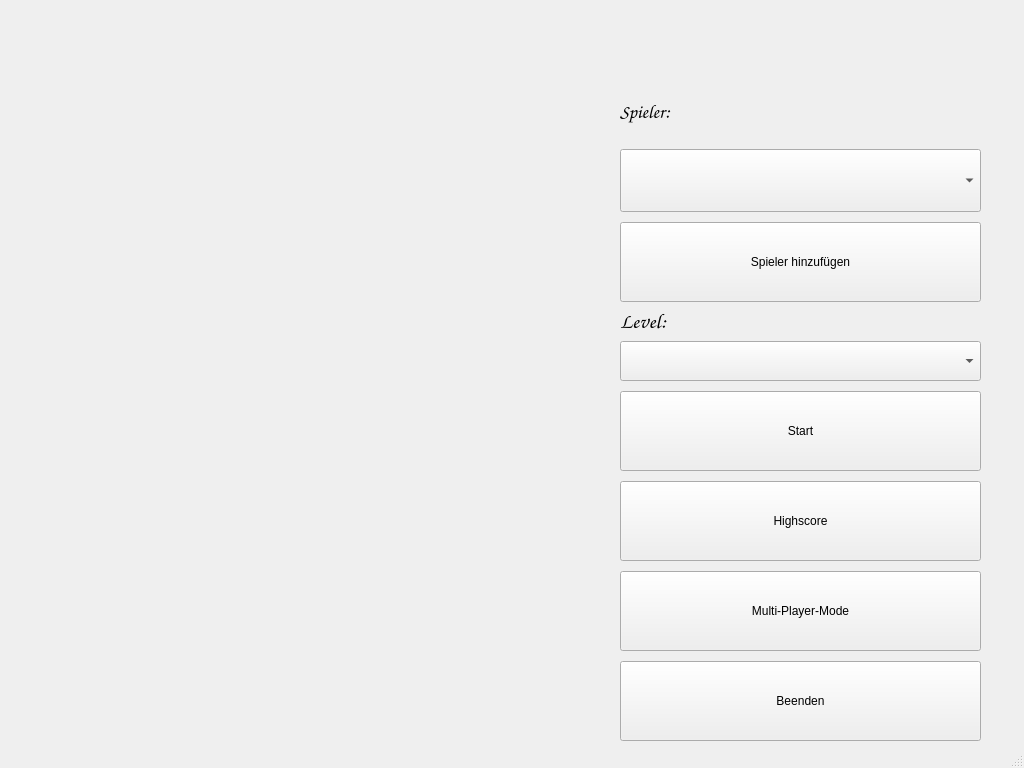
First picture: the form in MinigolfSimulator3000/startwindow.ui, repository jonas154/Minigolf-Simulator-3000, before the edit.
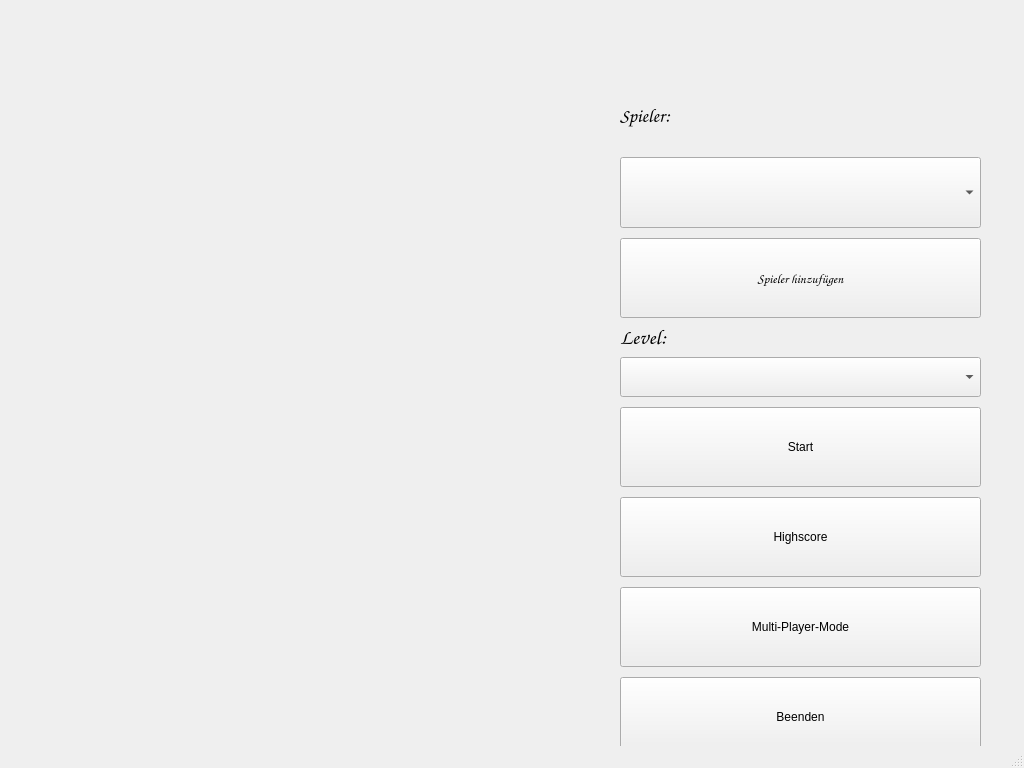
Second picture: the form after the edit.

Commit message: Design für Menü geadded.

Patch:
```diff
--- a/MinigolfSimulator3000/startwindow.ui
+++ b/MinigolfSimulator3000/startwindow.ui
@@ -29,8 +29,8 @@
        <rect>
         <x>10</x>
         <y>10</y>
-        <width>981</width>
-        <height>731</height>
+        <width>982</width>
+        <height>747</height>
        </rect>
       </property>
       <layout class="QGridLayout" name="gridLayout">
@@ -172,6 +172,13 @@
                  <height>80</height>
                 </size>
                </property>
+               <property name="font">
+                <font>
+                 <family>Comic Sans MS</family>
+                 <pointsize>10</pointsize>
+                 <italic>true</italic>
+                </font>
+               </property>
                <property name="text">
                 <string>Spieler hinzufügen</string>
                </property>
```
Left out of the diff: 4 changed lines with no effect on the pictures. The commit also changes 5 other files.
